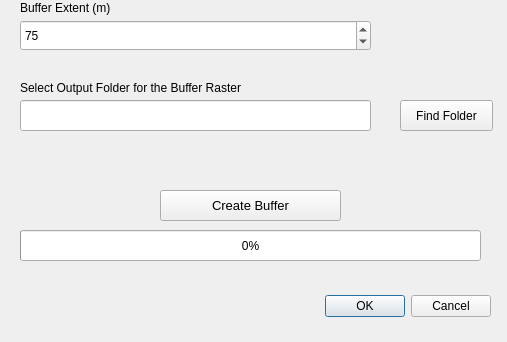
This is GW_Buffer_Raster_dialog_base.ui in blairscriven/Groundwater-Buffer-Raster as Qt 5 draws it before an edit; both pictures show x 0 to 507 and y 170 to 512 of the 507 by 512 pixel window. The edited form follows.
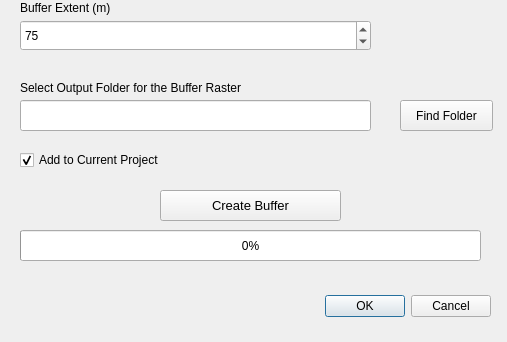
This is the edited form. Custom widgets are drawn as their Qt base class.

Commit message:
Checkbox - Add to Map
A QCheckBox was added so that the user can decide whether or not to add the buffer to the map after processing

```diff
--- a/GW_Buffer_Raster_dialog_base.ui
+++ b/GW_Buffer_Raster_dialog_base.ui
@@ -220,6 +220,22 @@
     <number>10</number>
    </property>
   </widget>
+  <widget class="QCheckBox" name="checkAdd2Map">
+   <property name="geometry">
+    <rect>
+     <x>20</x>
+     <y>320</y>
+     <width>161</width>
+     <height>20</height>
+    </rect>
+   </property>
+   <property name="text">
+    <string>Add to Current Project</string>
+   </property>
+   <property name="checked">
+    <bool>true</bool>
+   </property>
+  </widget>
  </widget>
  <customwidgets>
   <customwidget>
```
The commit also changes 2 other files.
